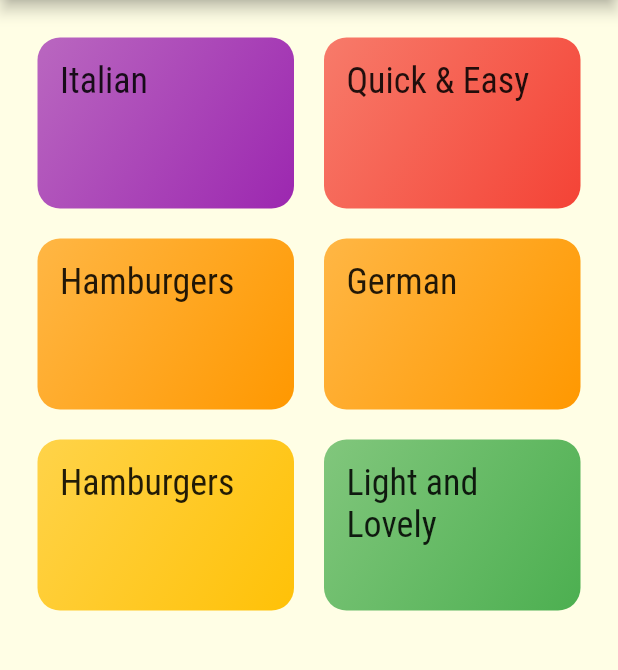
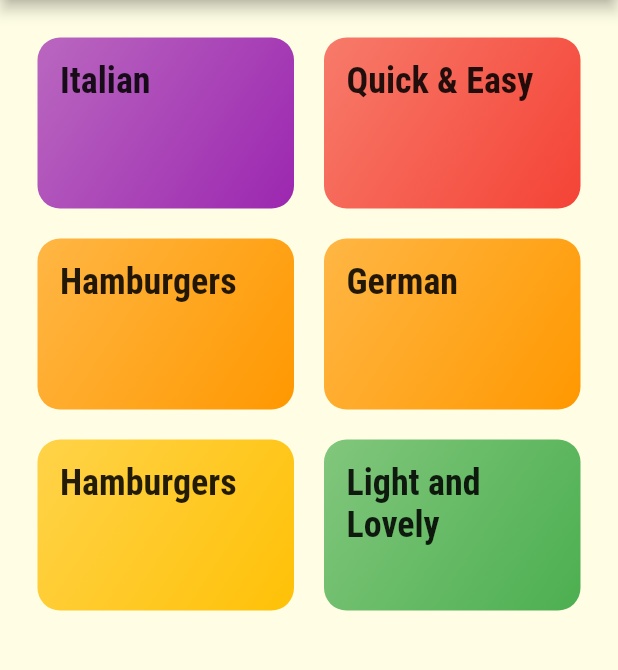
Before and after one commit to abdulmuttaleb/flutter_delhi_meals, a Flutter app: the screen it shows after launch, on a phone screen of 412 x 824 dp, the part 84-754 px from its top. Run offline on Flutter 3.47's test engine with Material 2 defaults, Android fonts, the phone set to English and light mode, and no system bars.

Commit message:
adding fonts, styling themes

```diff
--- a/lib/main.dart
+++ b/lib/main.dart
@@ -25,7 +25,8 @@ class MyApp extends StatelessWidget {
           ),
           headline6: TextStyle(
             fontSize: 24,
-            fontFamily: 'RobotoCondensed'
+            fontFamily: 'RobotoCondensed',
+            fontWeight: FontWeight.bold
           )
         ),
         visualDensity: VisualDensity.adaptivePlatformDensity,
```
